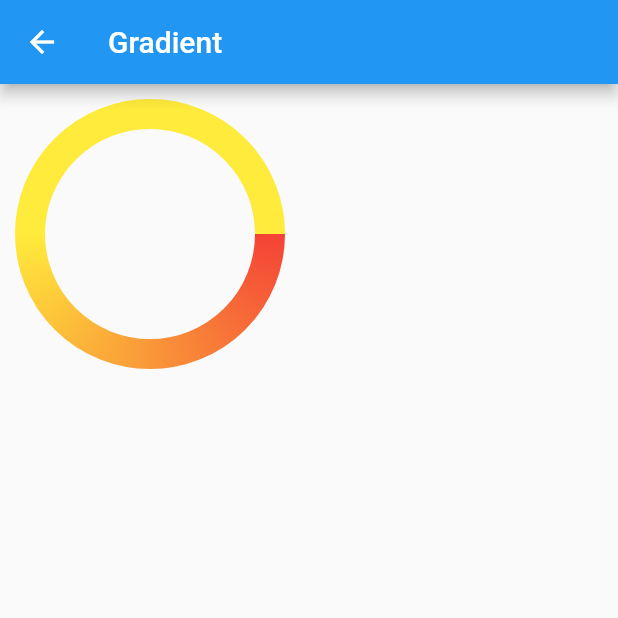
After one commit to jiangxklongmao/flutterLeanning, a Flutter app: the screen it shows after launch, after a tap on "GradientDemo", on a phone screen of 412 x 824 dp, the top half of it. The commit adds this screen. Run offline on Flutter 3.47's test engine with Material 2 defaults, Android fonts, the phone set to English and light mode, and no system bars.

Commit message:
[commit]渐变

```diff
--- a/lib/main.dart
+++ b/lib/main.dart
@@ -1,6 +1,7 @@
 import 'package:flutter/material.dart';
 import 'package:flutter_learning/page/CustomScrollerBar.dart';
 import 'package:flutter_learning/page/FlowPage.dart';
+import 'package:flutter_learning/page/GradientPage.dart';
 import 'package:flutter_learning/page/HomePage.dart';
 import 'package:flutter_learning/page/SemicircleFlowPopMenu.dart';
 import 'package:flutter_learning/page/TextPage.dart';
@@ -40,6 +41,7 @@ class MyApp extends StatelessWidget {
             SemicircleFlowPopMenu(),
         "WeightWidget": (BuildContext context) => WeightWidget(),
         "CustomScrollerBar": (BuildContext context) => CustomScrollbar(),
+        "GradientDemo": (BuildContext context) => GradientDemo(),
       },
     );
   }
--- /dev/null
+++ b/lib/page/GradientPage.dart
@@ -0,0 +1,121 @@
+import 'dart:math';
+
+import 'package:flutter/material.dart';
+import 'dart:ui' as ui;
+
+///    author : xingke
+///    e-mail : jxklongmao@gmail.com
+///    date   : 2021/5/13 10:56
+///    desc   :
+///    version: 1.0
+class GradientDemo extends StatelessWidget {
+  const GradientDemo({Key key}) : super(key: key);
+
+  @override
+  Widget build(BuildContext context) {
+    return Scaffold(
+      appBar: AppBar(
+        title: Text("Gradient"),
+      ),
+      body: _buildCircleProgressPaint(),
+    );
+  }
+
+  Widget _buildImage() {
+    return Container(
+      width: double.infinity,
+      height: double.infinity,
+      child: Image.asset(
+        "assets/images/scenery.jpg",
+        fit: BoxFit.cover,
+      ),
+    );
+  }
+
+  Widget _buildLinearGradient() {
+    return ShaderMask(
+      shaderCallback: (Rect bounds) {
+        return LinearGradient(
+          begin: Alignment.topCenter,
+          end: Alignment.bottomCenter,
+          colors: [Colors.blue, Colors.red, Colors.green],
+        ).createShader(bounds);
+      },
+      blendMode: BlendMode.color,
+      child: _buildImage(),
+    );
+  }
+
+  Widget _buildRadialGradient() {
+    return ShaderMask(
+      shaderCallback: (Rect bounds) {
+        return RadialGradient(radius: 0.6, colors: [
+          Colors.transparent,
+          Colors.transparent,
+          Colors.grey.withOpacity(0.7),
+          Colors.grey.withOpacity(0.7)
+        ], stops: [
+          0,
+          0.5,
+          0.5,
+          1
+        ]).createShader(bounds);
+      },
+      blendMode: BlendMode.color,
+      child: _buildImage(),
+    );
+  }
+
+  Widget _buildSweepGradient() {
+    return ShaderMask(
+      shaderCallback: (Rect bounds) {
+        return SweepGradient(
+          colors: [Colors.blue, Colors.green],
+        ).createShader(bounds);
+      },
+      blendMode: BlendMode.color,
+      child: _buildImage(),
+    );
+  }
+
+  //绘制渐变圆环
+  Widget _buildCircleProgressPaint() {
+    return Container(
+      padding: EdgeInsets.all(20),
+      width: 200,
+      height: 200,
+      child: CustomPaint(
+        painter: _CircleProgressPaint(0.5),
+      ),
+    );
+  }
+}
+
+class _CircleProgressPaint extends CustomPainter {
+  final double progress;
+
+  Paint _paint = Paint()
+    ..style = PaintingStyle.stroke
+    ..strokeWidth = 20;
+
+  _CircleProgressPaint(this.progress);
+
+  @override
+  void paint(Canvas canvas, Size size) {
+    _paint.shader = ui.Gradient.sweep(
+      Offset(size.width / 2, size.height / 2),
+      [Colors.red, Colors.yellow],
+      null,
+      TileMode.clamp,
+      0,
+      progress * 2 * pi,
+    );
+    canvas.drawArc(Rect.fromLTWH(0, 0, size.width, size.height),0,
+        2 * pi, false, _paint);
+  }
+
+  @override
+  bool shouldRepaint(covariant CustomPainter oldDelegate) {
+    return true;
+  }
+}
--- a/lib/page/HomePage.dart
+++ b/lib/page/HomePage.dart
@@ -52,6 +52,13 @@ class HomePage extends StatelessWidget {
                   },
                   child: Text("CustomScrollerBar"),
                 ),
+                SizedBox(height: 20),
+                TextButton(
+                  onPressed: () {
+                    Navigator.pushNamed(context, "GradientDemo");
+                  },
+                  child: Text("GradientDemo"),
+                ),
               ],
             ),
           ),
--- a/pubspec.yaml
+++ b/pubspec.yaml
@@ -49,6 +49,9 @@ flutter:
   #   - images/a_dot_burr.jpeg
   #   - images/a_dot_ham.jpeg
 
+  assets:
+    - assets/images/
+
   # An image asset can refer to one or more resolution-specific "variants", see
   # https://flutter.dev/assets-and-images/#resolution-aware.
 
```
Also changed, not shown: assets/images/scenery.jpg (added).
